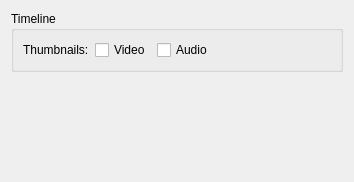
First picture: the form in src/widgets/configdisplay_ui.ui, repository KDE/kdenlive, before the edit.
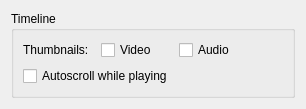
Second picture: the form after the edit.

Commit message: Autoscroll while playing

```diff
--- a/src/widgets/configdisplay_ui.ui
+++ b/src/widgets/configdisplay_ui.ui
@@ -5,8 +5,8 @@
    <rect>
     <x>0</x>
     <y>0</y>
-    <width>354</width>
-    <height>182</height>
+    <width>306</width>
+    <height>107</height>
    </rect>
   </property>
   <layout class="QGridLayout" name="gridLayout_2" >
@@ -50,6 +50,13 @@
         </property>
        </spacer>
       </item>
+      <item row="1" column="0" colspan="2" >
+       <widget class="QCheckBox" name="kcfg_autoscroll" >
+        <property name="text" >
+         <string>Autoscroll while playing</string>
+        </property>
+       </widget>
+      </item>
      </layout>
     </widget>
    </item>
```
The commit also changes 5 other files.
